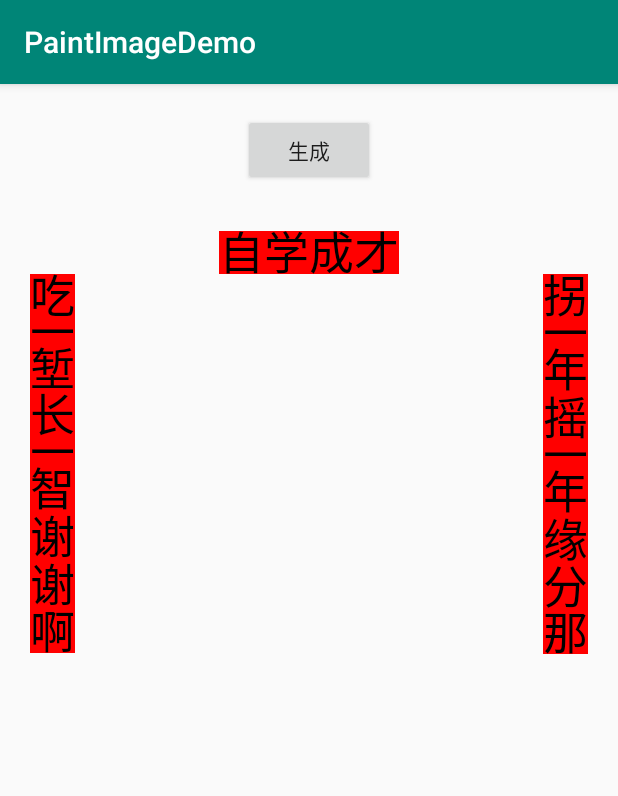
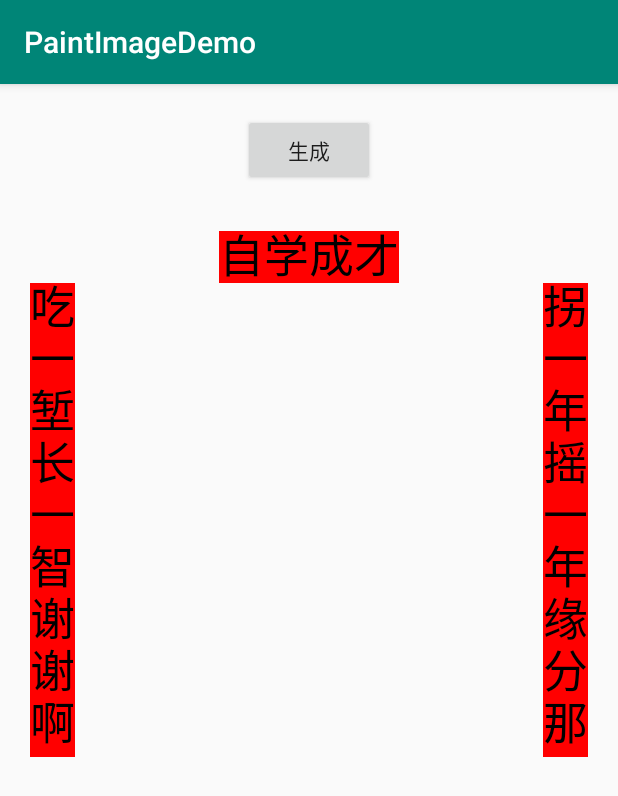
Before and after one commit to zylsdut/PaintImageDemo, an Android app: the screen it shows after launch (MainActivity), after a tap on "生成", on a phone screen of 412 x 824 dp. Shown: the top 796 px of the screen. Run offline under Robolectric (Android 15) with nearby library versions, the phone set to English and light mode, and no system bars.

Commit message:
fix some bugs

```diff
--- a/app/src/main/java/com/example/paintimagedemo/MainActivity.java
+++ b/app/src/main/java/com/example/paintimagedemo/MainActivity.java
@@ -48,25 +48,48 @@ public class MainActivity extends AppCompatActivity {
         if (horizontal) {
             return generateHorizontalBitmap(paint, content);
         } else {
-            return generateVerticalBitmap(paint, content, dp2px(3));
+            return generateVerticalBitmap(paint, content);
         }
     }
 
-    private Bitmap generateVerticalBitmap(Paint paint, String content, int lineSpacing) {
+    private Bitmap generateVerticalBitmap(Paint paint, String content) {
+        float bitmapWidth = 0;
+        Paint.FontMetrics metrics = paint.getFontMetrics();
+        for (int i = 0; i < content.length(); i++) {
+            float measureWidth = paint.measureText(content.charAt(i) + "");
+            if (measureWidth > bitmapWidth) {
+                bitmapWidth = measureWidth;
+            }
+        }
+        float bitmapHeight = (metrics.descent - metrics.ascent) * content.length();
+        Bitmap bitmap = Bitmap.createBitmap((int) bitmapWidth, (int) bitmapHeight, Bitmap.Config.ARGB_8888);
+        Canvas canvas = new Canvas(bitmap);
+        canvas.save();
+        canvas.drawColor(Color.RED);
+        int drawedHeight = 0;
+        for (int i = 0; i < content.length(); i++) {
+            float width = paint.measureText(content.charAt(i) + "");
+            int left =((int)bitmapWidth - (int) width) / 2;
+            float bottom = drawedHeight - metrics.ascent;
+            canvas.drawText(content.charAt(i) + "", left, (int) bottom, paint);
+            drawedHeight += (metrics.descent - metrics.ascent);
+        }
+        canvas.restore();
+        return bitmap;
+    }
+
+    /*private Bitmap generateVerticalBitmap(Paint paint, String content) {
         Rect rect = new Rect();
         float bitmapWidth = 0;
         int bitmapHeight = 0;
+        Paint.FontMetrics metrics = paint.getFontMetrics();
         for (int i = 0; i < content.length(); i++) {
             float measureWidth = paint.measureText(content.charAt(i) + "");
             if (measureWidth > bitmapWidth) {
                 bitmapWidth = measureWidth;
             }
             paint.getTextBounds(content, i, i + 1, rect);
-            if (i != 0) {
-                bitmapHeight += lineSpacing;
-            }
-            int height = rect.width() / 2 > rect.height() ? rect.width() / 2 : rect.height();
-            bitmapHeight += height;
+            bitmapHeight += rect.height();
         }
         Bitmap bitmap = Bitmap.createBitmap((int) bitmapWidth, bitmapHeight, Bitmap.Config.ARGB_8888);
         Canvas canvas = new Canvas(bitmap);
@@ -77,26 +100,26 @@ public class MainActivity extends AppCompatActivity {
             paint.getTextBounds(content, i, i + 1, rect);
             float width = paint.measureText(content.charAt(i) + "");
             int left =((int)bitmapWidth - (int) width) / 2;
-            int height = rect.width() / 2 > rect.height() ? rect.width() / 2 : rect.height();
-            int bottom = drawedHeight + (height - rect.height()) / 2 - rect.top;
-            canvas.drawText(content.charAt(i) + "", left, bottom, paint);
-                drawedHeight += height;
-                drawedHeight += lineSpacing;
+            canvas.drawText(content.charAt(i) + "", left, drawedHeight - rect.top, paint);
+            drawedHeight += rect.height();
         }
         canvas.restore();
         return bitmap;
-    }
+    }*/
 
     private Bitmap generateHorizontalBitmap(Paint paint, String content) {
+        Paint.FontMetrics metrics = paint.getFontMetrics();
+        Log.d("zyl", "top = " + metrics.top + "   asent = " + metrics.ascent + "   desent = " + metrics.descent + "   bottom = " + metrics.bottom + "   leading = " + metrics.leading);
         float bitmapWidth = paint.measureText(content);
         Rect rect = new Rect();
         paint.getTextBounds(content, 0, content.length(), rect);
-        int bitmapHeight = rect.height();
-        Bitmap bitmap = Bitmap.createBitmap((int) bitmapWidth, bitmapHeight, Bitmap.Config.ARGB_8888);
+        Log.d("zyl", "rectHeight = " + rect.height()  + "   rectTop = " + rect.top);
+        float bitmapHeight = metrics.descent - metrics.ascent;
+        Bitmap bitmap = Bitmap.createBitmap((int) bitmapWidth, (int) bitmapHeight, Bitmap.Config.ARGB_8888);
         Canvas canvas = new Canvas(bitmap);
         canvas.save();
         canvas.drawColor(Color.RED);
-        canvas.drawText(content, 0, -rect.top, paint);
+        canvas.drawText(content, 0, -metrics.ascent, paint);
         canvas.restore();
         return bitmap;
     }
```
